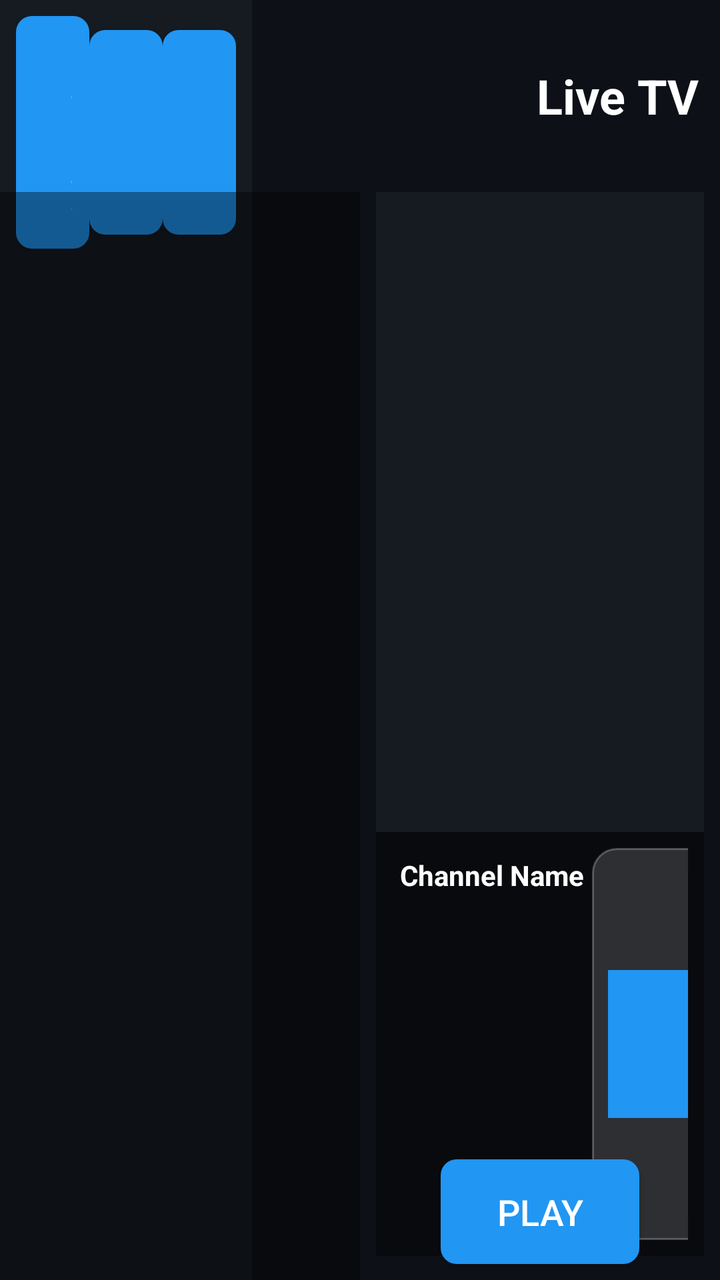
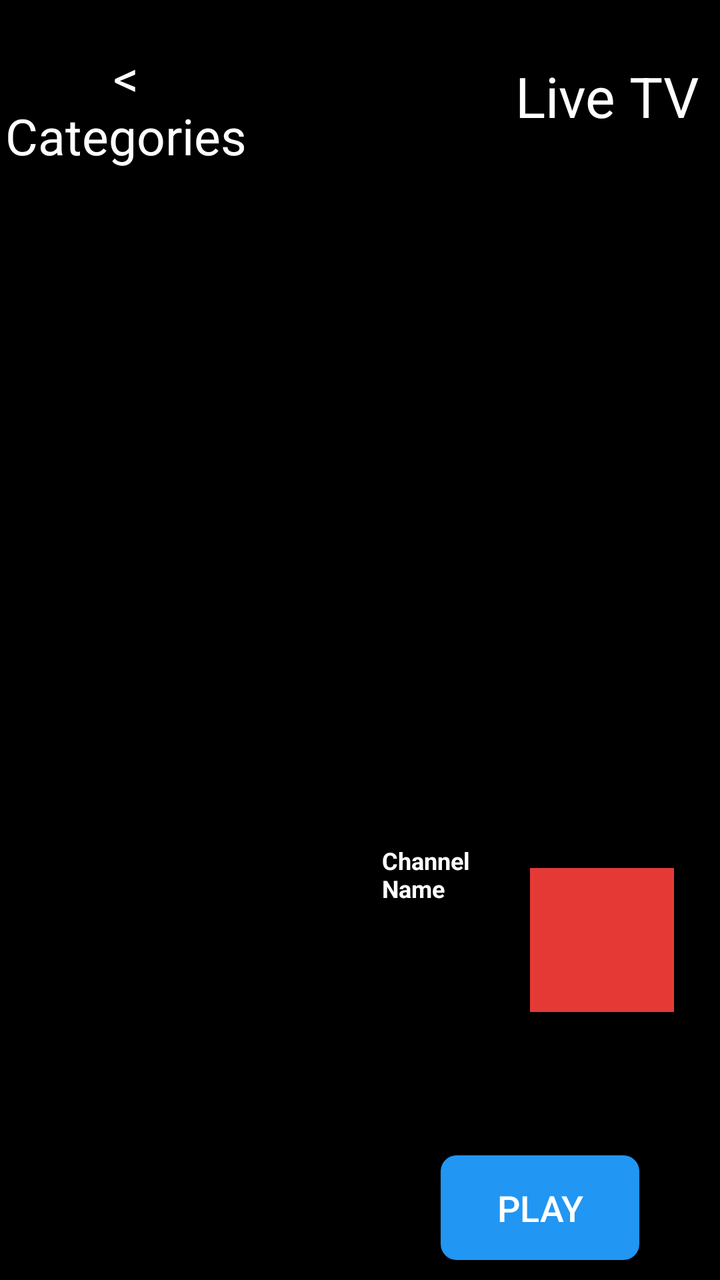

Two renders of the same Android screen: before a commit and after it. Below are the layout's source before the change and the commit's diff.
<!-- AndroidManifest.xml: application theme AppTheme -->
<!-- res/layout/activity_main.xml -->
<?xml version="1.0" encoding="utf-8"?>
<androidx.constraintlayout.widget.ConstraintLayout 
    xmlns:android="http://schemas.android.com/apk/res/android"
    xmlns:app="http://schemas.android.com/apk/res-auto"
    android:id="@+id/main_layout"
    android:background="@color/dark_background"
    android:layout_width="match_parent"
    android:layout_height="match_parent"
    android:animateLayoutChanges="false">

    
    <ImageView
        android:id="@+id/backButton"
        android:layout_width="40dp"
        android:layout_height="0dp"
        android:layout_margin="8dp"
        android:padding="8dp"
        android:background="@drawable/channel_item_background"
        android:focusable="true"
        android:clickable="true"
        android:src="@drawable/app_banner"
        android:scaleType="fitCenter"
        android:contentDescription="@string/app_name"
        app:layout_constraintBottom_toTopOf="@+id/h_guideline1"
        app:layout_constraintDimensionRatio="1:1"
        app:layout_constraintStart_toStartOf="parent"
        app:layout_constraintTop_toTopOf="parent"/>

    
    <TextView
        android:id="@+id/categoryTitle"
        android:layout_width="0dp"
        android:layout_height="0dp"
        android:layout_marginStart="12dp"
        android:layout_marginEnd="12dp"
        android:gravity="center"
        android:textColor="@color/text_primary"
        android:textSize="18sp"
        android:textStyle="bold"
        app:layout_constraintBottom_toBottomOf="@+id/backButton"
        app:layout_constraintEnd_toStartOf="@+id/moduleTitle"
        app:layout_constraintStart_toEndOf="@+id/backButton"
        app:layout_constraintTop_toTopOf="@+id/backButton"/>

    
    <TextView
        android:id="@+id/moduleTitle"
        android:layout_width="wrap_content"
        android:layout_height="0dp"
        android:gravity="center"
        android:text="@string/live_tv"
        android:textColor="@color/text_primary"
        android:textSize="24sp"
        android:textStyle="bold"
        app:layout_constraintBottom_toBottomOf="@+id/h_guideline1"
        app:layout_constraintEnd_toEndOf="@+id/v_guideline3"
        app:layout_constraintTop_toTopOf="parent"/>

    
    <View
        android:id="@+id/categoriesSectionBackground"
        android:layout_width="0dp"
        android:layout_height="0dp"
        android:background="@color/card_background"
        app:layout_constraintBottom_toBottomOf="parent"
        app:layout_constraintEnd_toEndOf="@+id/v_guideline1"
        app:layout_constraintStart_toStartOf="parent"
        app:layout_constraintTop_toTopOf="parent"/>

    
    <LinearLayout
        android:id="@+id/tabsLayout"
        android:layout_width="0dp"
        android:layout_height="wrap_content"
        android:orientation="horizontal"
        android:padding="8dp"
        android:gravity="center"
        app:layout_constraintEnd_toEndOf="@+id/v_guideline1"
        app:layout_constraintStart_toStartOf="parent"
        app:layout_constraintTop_toTopOf="parent">

        <Button
            android:id="@+id/liveTvTab"
            style="@style/PrimaryButton"
            android:layout_width="0dp"
            android:layout_height="wrap_content"
            android:layout_weight="1"
            android:text="@string/live_tv"
            android:textSize="12sp"
            android:padding="8dp"
            android:nextFocusRight="@id/moviesTab"
            android:nextFocusDown="@id/categoriesRecyclerView"/>

        <Button
            android:id="@+id/moviesTab"
            style="@style/PrimaryButton"
            android:layout_width="0dp"
            android:layout_height="wrap_content"
            android:layout_weight="1"
            android:text="@string/movies"
            android:textSize="12sp"
            android:padding="8dp"
            android:nextFocusLeft="@id/liveTvTab"
            android:nextFocusRight="@id/seriesTab"
            android:nextFocusDown="@id/categoriesRecyclerView"/>

        <Button
            android:id="@+id/seriesTab"
            style="@style/PrimaryButton"
            android:layout_width="0dp"
            android:layout_height="wrap_content"
            android:layout_weight="1"
            android:text="@string/series"
            android:textSize="12sp"
            android:padding="8dp"
            android:nextFocusLeft="@id/moviesTab"
            android:nextFocusDown="@id/categoriesRecyclerView"/>
    </LinearLayout>

    
    <androidx.recyclerview.widget.RecyclerView
        android:id="@+id/categoriesRecyclerView"
        android:layout_width="0dp"
        android:layout_height="0dp"
        android:focusable="true"
        android:nextFocusLeft="@id/categoriesRecyclerView"
        android:nextFocusRight="@id/channelsRecyclerView"
        android:nextFocusUp="@id/liveTvTab"
        android:nextFocusDown="@id/categoriesRecyclerView"
        app:layout_constraintBottom_toBottomOf="parent"
        app:layout_constraintEnd_toStartOf="@+id/v_guideline1"
        app:layout_constraintStart_toStartOf="parent"
        app:layout_constraintTop_toBottomOf="@+id/h_guideline1"/>

    
    <androidx.recyclerview.widget.RecyclerView
        android:id="@+id/channelsRecyclerView"
        android:layout_width="0dp"
        android:layout_height="0dp"
        android:background="#66000000"
        android:paddingStart="4dp"
        android:paddingEnd="4dp"
        android:nextFocusLeft="@id/categoriesRecyclerView"
        android:nextFocusRight="@id/playButton"
        android:nextFocusUp="@id/backButton"
        android:nextFocusDown="@id/channelsRecyclerView"
        app:layout_constraintBottom_toBottomOf="parent"
        app:layout_constraintEnd_toStartOf="@+id/v_guideline2"
        app:layout_constraintStart_toStartOf="parent"
        app:layout_constraintTop_toBottomOf="@+id/h_guideline1"/>

    
    <ImageView
        android:id="@+id/previewImage"
        android:layout_width="0dp"
        android:layout_height="0dp"
        android:layout_marginStart="8dp"
        android:layout_marginEnd="8dp"
        android:scaleType="centerCrop"
        android:background="@color/card_background"
        android:contentDescription="@string/app_name"
        app:layout_constraintBottom_toTopOf="@+id/channelNameLayout"
        app:layout_constraintEnd_toEndOf="parent"
        app:layout_constraintStart_toEndOf="@+id/channelsRecyclerView"
        app:layout_constraintTop_toBottomOf="@+id/moduleTitle"/>

    
    <LinearLayout
        android:id="@+id/channelNameLayout"
        android:layout_width="0dp"
        android:layout_height="wrap_content"
        android:orientation="horizontal"
        android:background="#66000000"
        android:padding="8dp"
        android:layout_marginStart="8dp"
        android:layout_marginEnd="8dp"
        app:layout_constraintEnd_toEndOf="parent"
        app:layout_constraintStart_toEndOf="@+id/channelsRecyclerView"
        app:layout_constraintTop_toBottomOf="@+id/h_guideline2">

        <TextView
            android:id="@+id/previewTitle"
            android:layout_width="0dp"
            android:layout_height="wrap_content"
            android:layout_weight="1"
            android:padding="4dp"
            android:text="Channel Name"
            android:textColor="@color/text_primary"
            android:textSize="14sp"
            android:textStyle="bold"/>

        <ImageView
            android:id="@+id/favoriteButton"
            android:layout_width="wrap_content"
            android:layout_height="wrap_content"
            android:layout_gravity="center_vertical"
            android:background="@drawable/channel_item_background"
            android:padding="8dp"
            android:focusable="true"
            android:clickable="true"
            android:src="@drawable/app_banner"
            android:contentDescription="@string/app_name"
            android:nextFocusLeft="@id/channelsRecyclerView"
            android:nextFocusRight="@id/favoriteButton"
            android:nextFocusUp="@id/backButton"
            android:nextFocusDown="@id/favoriteButton"/>
    </LinearLayout>

    
    <TextView
        android:id="@+id/epgInfoTitle"
        android:layout_width="0dp"
        android:layout_height="wrap_content"
        android:paddingTop="8dp"
        android:paddingBottom="4dp"
        android:paddingStart="8dp"
        android:paddingEnd="8dp"
        android:lines="1"
        android:textColor="@color/text_primary"
        android:textSize="12sp"
        android:textStyle="bold"
        app:layout_constraintEnd_toEndOf="@+id/v_guideline3"
        app:layout_constraintStart_toEndOf="@+id/channelsRecyclerView"
        app:layout_constraintTop_toBottomOf="@+id/channelNameLayout"/>

    
    <TextView
        android:id="@+id/previewInfo"
        android:layout_width="0dp"
        android:layout_height="0dp"
        android:paddingStart="8dp"
        android:paddingEnd="8dp"
        android:paddingBottom="4dp"
        android:textColor="@color/text_secondary"
        android:textSize="11sp"
        app:layout_constraintBottom_toTopOf="@+id/playButton"
        app:layout_constraintEnd_toEndOf="@+id/v_guideline3"
        app:layout_constraintStart_toEndOf="@+id/channelsRecyclerView"
        app:layout_constraintTop_toBottomOf="@+id/epgInfoTitle"/>

    
    <Button
        android:id="@+id/playButton"
        style="@style/PrimaryButton"
        android:layout_width="wrap_content"
        android:layout_height="wrap_content"
        android:layout_margin="8dp"
        android:text="@string/play"
        android:nextFocusLeft="@id/channelsRecyclerView"
        app:layout_constraintBottom_toBottomOf="parent"
        app:layout_constraintEnd_toEndOf="parent"
        app:layout_constraintStart_toEndOf="@+id/channelsRecyclerView"/>

    
    <ProgressBar
        android:id="@+id/loadingProgress"
        android:layout_width="48dp"
        android:layout_height="48dp"
        android:layout_gravity="center"
        android:indeterminateTint="@color/accent_blue"
        android:visibility="gone"
        app:layout_constraintBottom_toBottomOf="parent"
        app:layout_constraintEnd_toEndOf="parent"
        app:layout_constraintStart_toStartOf="parent"
        app:layout_constraintTop_toTopOf="parent"/>

    
    <androidx.constraintlayout.widget.Guideline
        android:id="@+id/h_guideline1"
        android:layout_width="wrap_content"
        android:layout_height="wrap_content"
        android:orientation="horizontal"
        app:layout_constraintGuide_percent="0.15"/>

    <androidx.constraintlayout.widget.Guideline
        android:id="@+id/h_guideline2"
        android:layout_width="wrap_content"
        android:layout_height="wrap_content"
        android:orientation="horizontal"
        app:layout_constraintGuide_percent="0.65"/>

    <androidx.constraintlayout.widget.Guideline
        android:id="@+id/v_guideline1"
        android:layout_width="wrap_content"
        android:layout_height="wrap_content"
        android:orientation="vertical"
        app:layout_constraintGuide_percent="0.35"/>

    <androidx.constraintlayout.widget.Guideline
        android:id="@+id/v_guideline2"
        android:layout_width="wrap_content"
        android:layout_height="wrap_content"
        android:orientation="vertical"
        app:layout_constraintGuide_percent="0.50"/>

    <androidx.constraintlayout.widget.Guideline
        android:id="@+id/v_guideline3"
        android:layout_width="wrap_content"
        android:layout_height="wrap_content"
        android:orientation="vertical"
        app:layout_constraintGuide_percent="0.97"/>

</androidx.constraintlayout.widget.ConstraintLayout>
<!-- resources referenced by this layout -->
<resources>
  <color name="accent_blue">#64B5F6</color>
  <color name="card_background">#161B22</color>
  <color name="dark_background">#0D1117</color>
  <color name="text_primary">#FFFFFF</color>
  <color name="text_secondary">#B0B0B0</color>
  <!-- drawable app_banner (drawable) -->
  <vector xmlns:android="http://schemas.android.com/apk/res/android"
      android:width="320dp"
      android:height="180dp"
      android:viewportWidth="320"
      android:viewportHeight="180">
      <path
          android:fillColor="@color/primary_blue"
          android:pathData="M0,0h320v180h-320z"/>
      <path
          android:fillColor="#FFFFFF"
          android:pathData="M160,70 L160,110 M140,90 L180,90"
          android:strokeWidth="4"
          android:strokeColor="#FFFFFF"/>
  </vector>
  <string name="app_name">Alaa IPTV</string>
  <string name="live_tv">Live TV</string>
  <string name="movies">Movies</string>
  <string name="play">Play</string>
  <string name="series">Series</string>
  <style name="PrimaryButton" parent="Widget.AppCompat.Button">
          <item name="android:background">@drawable/button_background</item>
          <item name="android:textColor">@color/text_primary</item>
          <item name="android:textSize">18sp</item>
          <item name="android:paddingStart">28dp</item>
          <item name="android:paddingEnd">28dp</item>
          <item name="android:paddingTop">14dp</item>
          <item name="android:paddingBottom">14dp</item>
  
          
          <item name="android:focusable">true</item>
          <item name="android:focusableInTouchMode">true</item>
          <item name="android:foreground">?attr/selectableItemBackground</item>
      </style>
  <style name="AppTheme" parent="Theme.AppCompat.NoActionBar">
          
          <item name="colorPrimary">@color/primary_blue</item>
          <item name="colorPrimaryDark">@color/dark_background</item>
          <item name="colorAccent">@color/accent_blue</item>
  
          
          <item name="android:windowBackground">@color/dark_background</item>
          <item name="android:colorBackground">@color/dark_background</item>
  
          
          <item name="android:textColorPrimary">@color/text_primary</item>
          <item name="android:textColorSecondary">@color/text_secondary</item>
  
          
          <item name="android:windowDrawsSystemBarBackgrounds">true</item>
      </style>
  <color name="primary_blue">#2196F3</color>
  <color name="focus_background">#332196F3</color>
  <color name="focus_color">#2196F3</color>
  <color name="glassmorphism_background">#26FFFFFF</color>
  <color name="glassmorphism_stroke">#40FFFFFF</color>
  <!-- drawable button_background (drawable) -->
  <?xml version="1.0" encoding="utf-8"?>
  <selector xmlns:android="http://schemas.android.com/apk/res/android">
      <item android:state_focused="true">
          <shape android:shape="rectangle">
              <solid android:color="@color/accent_blue" />
              <corners android:radius="8dp" />
          </shape>
      </item>
      <item android:state_pressed="true">
          <shape android:shape="rectangle">
              <solid android:color="@color/dark_blue" />
              <corners android:radius="8dp" />
          </shape>
      </item>
      <item>
          <shape android:shape="rectangle">
              <solid android:color="@color/primary_blue" />
              <corners android:radius="8dp" />
          </shape>
      </item>
  </selector>
  <color name="dark_blue">#1976D2</color>
  <!-- unchanged entries left out for length: 1 -->
</resources>

<!-- the commit's change to res/layout/activity_main.xml (unified diff, before → after) -->
@@ -3,7 +3,7 @@
     xmlns:android="http://schemas.android.com/apk/res/android"
     xmlns:app="http://schemas.android.com/apk/res-auto"
     android:id="@+id/main_layout"
-    android:background="@color/dark_background"
+    android:background="@color/black"
     android:layout_width="match_parent"
     android:layout_height="match_parent"
     android:animateLayoutChanges="false">
@@ -13,140 +13,90 @@
         android:id="@+id/backButton"
         android:layout_width="40dp"
         android:layout_height="0dp"
-        android:layout_margin="8dp"
-        android:padding="8dp"
+        android:layout_margin="10dp"
+        android:padding="5dp"
         android:background="@drawable/channel_item_background"
         android:focusable="true"
         android:clickable="true"
-        android:src="@drawable/app_banner"
+        android:src="@drawable/ic_logo"
         android:scaleType="fitCenter"
-        android:contentDescription="@string/app_name"
         app:layout_constraintBottom_toTopOf="@+id/h_guideline1"
         app:layout_constraintDimensionRatio="1:1"
         app:layout_constraintStart_toStartOf="parent"
         app:layout_constraintTop_toTopOf="parent"/>
 
-    
     <TextView
         android:id="@+id/categoryTitle"
         android:layout_width="0dp"
         android:layout_height="0dp"
-        android:layout_marginStart="12dp"
-        android:layout_marginEnd="12dp"
-        android:gravity="center"
-        android:textColor="@color/text_primary"
-        android:textSize="18sp"
-        android:textStyle="bold"
+        android:layout_marginStart="15dp"
+        android:layout_marginEnd="15dp"
+        android:gravity="start|center_vertical"
+        android:textColor="@color/white"
+        android:textSize="20sp"
         app:layout_constraintBottom_toBottomOf="@+id/backButton"
         app:layout_constraintEnd_toStartOf="@+id/moduleTitle"
         app:layout_constraintStart_toEndOf="@+id/backButton"
         app:layout_constraintTop_toTopOf="@+id/backButton"/>
 
-    
     <TextView
         android:id="@+id/moduleTitle"
         android:layout_width="wrap_content"
         android:layout_height="0dp"
-        android:gravity="center"
+        android:gravity="end|center_vertical"
         android:text="@string/live_tv"
-        android:textColor="@color/text_primary"
-        android:textSize="24sp"
-        android:textStyle="bold"
+        android:textColor="@color/white"
+        android:textSize="28sp"
         app:layout_constraintBottom_toBottomOf="@+id/h_guideline1"
         app:layout_constraintEnd_toEndOf="@+id/v_guideline3"
         app:layout_constraintTop_toTopOf="parent"/>
 
     
-    <View
-        android:id="@+id/categoriesSectionBackground"
-        android:layout_width="0dp"
-        android:layout_height="0dp"
-        android:background="@color/card_background"
+    <LinearLayout
+        android:id="@+id/categories_list_layout"
+        android:layout_width="0dp"
+        android:layout_height="0dp"
+        android:background="@color/black"
+        android:orientation="vertical"
+        android:visibility="visible"
         app:layout_constraintBottom_toBottomOf="parent"
         app:layout_constraintEnd_toEndOf="@+id/v_guideline1"
         app:layout_constraintStart_toStartOf="parent"
-        app:layout_constraintTop_toTopOf="parent"/>
-
-    
-    <LinearLayout
-        android:id="@+id/tabsLayout"
-        android:layout_width="0dp"
-        android:layout_height="wrap_content"
-        android:orientation="horizontal"
-        android:padding="8dp"
-        android:gravity="center"
-        app:layout_constraintEnd_toEndOf="@+id/v_guideline1"
-        app:layout_constraintStart_toStartOf="parent"
         app:layout_constraintTop_toTopOf="parent">
 
-        <Button
-            android:id="@+id/liveTvTab"
-            style="@style/PrimaryButton"
-            android:layout_width="0dp"
-            android:layout_height="wrap_content"
+        <TextView
+            android:id="@+id/cat_title"
+            android:layout_width="match_parent"
+            android:layout_height="0dp"
             android:layout_weight="1"
-            android:text="@string/live_tv"
-            android:textSize="12sp"
-            android:padding="8dp"
-            android:nextFocusRight="@id/moviesTab"
-            android:nextFocusDown="@id/categoriesRecyclerView"/>
-
-        <Button
-            android:id="@+id/moviesTab"
-            style="@style/PrimaryButton"
-            android:layout_width="0dp"
-            android:layout_height="wrap_content"
-            android:layout_weight="1"
-            android:text="@string/movies"
-            android:textSize="12sp"
-            android:padding="8dp"
-            android:nextFocusLeft="@id/liveTvTab"
-            android:nextFocusRight="@id/seriesTab"
-            android:nextFocusDown="@id/categoriesRecyclerView"/>
-
-        <Button
-            android:id="@+id/seriesTab"
-            style="@style/PrimaryButton"
-            android:layout_width="0dp"
-            android:layout_height="wrap_content"
-            android:layout_weight="1"
-            android:text="@string/series"
-            android:textSize="12sp"
-            android:padding="8dp"
-            android:nextFocusLeft="@id/moviesTab"
-            android:nextFocusDown="@id/categoriesRecyclerView"/>
+            android:gravity="center"
+            android:text="&lt;  Categories"
+            android:textColor="@color/white"
+            android:textSize="25sp"
+            android:lines="2"
+            android:background="@color/black"/>
+
+        <androidx.recyclerview.widget.RecyclerView
+            android:id="@+id/categoriesRecyclerView"
+            android:layout_width="match_parent"
+            android:layout_height="0dp"
+            android:layout_weight="5"
+            android:focusable="true"
+            android:nextFocusRight="@id/channelsRecyclerView"
+            app:layoutManager="androidx.recyclerview.widget.LinearLayoutManager"/>
     </LinearLayout>
-
-    
-    <androidx.recyclerview.widget.RecyclerView
-        android:id="@+id/categoriesRecyclerView"
-        android:layout_width="0dp"
-        android:layout_height="0dp"
-        android:focusable="true"
-        android:nextFocusLeft="@id/categoriesRecyclerView"
-        android:nextFocusRight="@id/channelsRecyclerView"
-        android:nextFocusUp="@id/liveTvTab"
-        android:nextFocusDown="@id/categoriesRecyclerView"
-        app:layout_constraintBottom_toBottomOf="parent"
-        app:layout_constraintEnd_toStartOf="@+id/v_guideline1"
-        app:layout_constraintStart_toStartOf="parent"
-        app:layout_constraintTop_toBottomOf="@+id/h_guideline1"/>
 
     
     <androidx.recyclerview.widget.RecyclerView
         android:id="@+id/channelsRecyclerView"
         android:layout_width="0dp"
         android:layout_height="0dp"
-        android:background="#66000000"
-        android:paddingStart="4dp"
-        android:paddingEnd="4dp"
+        android:background="#99000000"
         android:nextFocusLeft="@id/categoriesRecyclerView"
-        android:nextFocusRight="@id/playButton"
-        android:nextFocusUp="@id/backButton"
-        android:nextFocusDown="@id/channelsRecyclerView"
+        android:nextFocusRight="@id/favoriteButton"
         app:layout_constraintBottom_toBottomOf="parent"
         app:layout_constraintEnd_toStartOf="@+id/v_guideline2"
-        app:layout_constraintStart_toStartOf="parent"
+        app:layout_constraintStart_toEndOf="@+id/v_guideline1"
         app:layout_constraintTop_toBottomOf="@+id/h_guideline1"/>
 
     
@@ -154,26 +104,23 @@
         android:id="@+id/previewImage"
         android:layout_width="0dp"
         android:layout_height="0dp"
-        android:layout_marginStart="8dp"
-        android:layout_marginEnd="8dp"
+        android:layout_marginStart="5dp"
+        android:layout_marginEnd="5dp"
         android:scaleType="centerCrop"
-        android:background="@color/card_background"
-        android:contentDescription="@string/app_name"
+        android:background="@color/black"
         app:layout_constraintBottom_toTopOf="@+id/channelNameLayout"
         app:layout_constraintEnd_toEndOf="parent"
         app:layout_constraintStart_toEndOf="@+id/channelsRecyclerView"
         app:layout_constraintTop_toBottomOf="@+id/moduleTitle"/>
 
-    
     <LinearLayout
         android:id="@+id/channelNameLayout"
         android:layout_width="0dp"
         android:layout_height="wrap_content"
         android:orientation="horizontal"
-        android:background="#66000000"
-        android:padding="8dp"
-        android:layout_marginStart="8dp"
-        android:layout_marginEnd="8dp"
+        android:background="#CC000000"
+        android:layout_marginStart="5dp"
+        android:layout_marginEnd="5dp"
         app:layout_constraintEnd_toEndOf="parent"
         app:layout_constraintStart_toEndOf="@+id/channelsRecyclerView"
         app:layout_constraintTop_toBottomOf="@+id/h_guideline2">
@@ -183,10 +130,10 @@
             android:layout_width="0dp"
             android:layout_height="wrap_content"
             android:layout_weight="1"
-            android:padding="4dp"
+            android:padding="6dp"
             android:text="Channel Name"
-            android:textColor="@color/text_primary"
-            android:textSize="14sp"
+            android:textColor="@color/white"
+            android:textSize="12sp"
             android:textStyle="bold"/>
 
         <ImageView
@@ -194,57 +141,43 @@
             android:layout_width="wrap_content"
             android:layout_height="wrap_content"
             android:layout_gravity="center_vertical"
-            android:background="@drawable/channel_item_background"
-            android:padding="8dp"
+            android:padding="6dp"
             android:focusable="true"
             android:clickable="true"
-            android:src="@drawable/app_banner"
-            android:contentDescription="@string/app_name"
-            android:nextFocusLeft="@id/channelsRecyclerView"
-            android:nextFocusRight="@id/favoriteButton"
-            android:nextFocusUp="@id/backButton"
-            android:nextFocusDown="@id/favoriteButton"/>
+            android:src="@drawable/ic_logo"
+            android:nextFocusLeft="@id/channelsRecyclerView"/>
     </LinearLayout>
 
-    
     <TextView
         android:id="@+id/epgInfoTitle"
         android:layout_width="0dp"
         android:layout_height="wrap_content"
-        android:paddingTop="8dp"
-        android:paddingBottom="4dp"
-        android:paddingStart="8dp"
-        android:paddingEnd="8dp"
-        android:lines="1"
-        android:textColor="@color/text_primary"
-        android:textSize="12sp"
-        android:textStyle="bold"
+        android:padding="8dp"
+        android:textColor="@color/white"
+        android:textSize="10sp"
         app:layout_constraintEnd_toEndOf="@+id/v_guideline3"
         app:layout_constraintStart_toEndOf="@+id/channelsRecyclerView"
         app:layout_constraintTop_toBottomOf="@+id/channelNameLayout"/>
 
-    
     <TextView
         android:id="@+id/previewInfo"
         android:layout_width="0dp"
         android:layout_height="0dp"
-        android:paddingStart="8dp"
-        android:paddingEnd="8dp"
-        android:paddingBottom="4dp"
-        android:textColor="@color/text_secondary"
-        android:textSize="11sp"
+        android:paddingLeft="8dp"
+        android:paddingRight="8dp"
+        android:textColor="@color/white"
+        android:textSize="9sp"
         app:layout_constraintBottom_toTopOf="@+id/playButton"
         app:layout_constraintEnd_toEndOf="@+id/v_guideline3"
         app:layout_constraintStart_toEndOf="@+id/channelsRecyclerView"
         app:layout_constraintTop_toBottomOf="@+id/epgInfoTitle"/>
 
-    
     <Button
         android:id="@+id/playButton"
         style="@style/PrimaryButton"
         android:layout_width="wrap_content"
         android:layout_height="wrap_content"
-        android:layout_margin="8dp"
+        android:layout_margin="10dp"
         android:text="@string/play"
         android:nextFocusLeft="@id/channelsRecyclerView"
         app:layout_constraintBottom_toBottomOf="parent"
@@ -252,19 +185,6 @@
         app:layout_constraintStart_toEndOf="@+id/channelsRecyclerView"/>
 
     
-    <ProgressBar
-        android:id="@+id/loadingProgress"
-        android:layout_width="48dp"
-        android:layout_height="48dp"
-        android:layout_gravity="center"
-        android:indeterminateTint="@color/accent_blue"
-        android:visibility="gone"
-        app:layout_constraintBottom_toBottomOf="parent"
-        app:layout_constraintEnd_toEndOf="parent"
-        app:layout_constraintStart_toStartOf="parent"
-        app:layout_constraintTop_toTopOf="parent"/>
-
-    
     <androidx.constraintlayout.widget.Guideline
         android:id="@+id/h_guideline1"
         android:layout_width="wrap_content"
<!-- resource entries referenced after the edit -->
@@ -1,30 +1,23 @@
 <!-- resources referenced by this layout -->
 <resources>
+  <!-- drawable ic_logo (drawable) -->
+  <?xml version="1.0" encoding="utf-8"?>
+  <vector xmlns:android="http://schemas.android.com/apk/res/android"
+      android:width="96dp"
+      android:height="96dp"
+      android:viewportWidth="24"
+      android:viewportHeight="24">
+  
+      <path
+          android:fillColor="#E53935"
+          android:pathData="M3,3h18v18H3z"/>
+  </vector>
   <color name="accent_blue">#64B5F6</color>
-  <color name="card_background">#161B22</color>
   <color name="dark_background">#0D1117</color>
   <color name="text_primary">#FFFFFF</color>
   <color name="text_secondary">#B0B0B0</color>
-  <!-- drawable app_banner (drawable) -->
-  <vector xmlns:android="http://schemas.android.com/apk/res/android"
-      android:width="320dp"
-      android:height="180dp"
-      android:viewportWidth="320"
-      android:viewportHeight="180">
-      <path
-          android:fillColor="@color/primary_blue"
-          android:pathData="M0,0h320v180h-320z"/>
-      <path
-          android:fillColor="#FFFFFF"
-          android:pathData="M160,70 L160,110 M140,90 L180,90"
-          android:strokeWidth="4"
-          android:strokeColor="#FFFFFF"/>
-  </vector>
-  <string name="app_name">Alaa IPTV</string>
   <string name="live_tv">Live TV</string>
-  <string name="movies">Movies</string>
   <string name="play">Play</string>
-  <string name="series">Series</string>
   <style name="PrimaryButton" parent="Widget.AppCompat.Button">
           <item name="android:background">@drawable/button_background</item>
           <item name="android:textColor">@color/text_primary</item>
